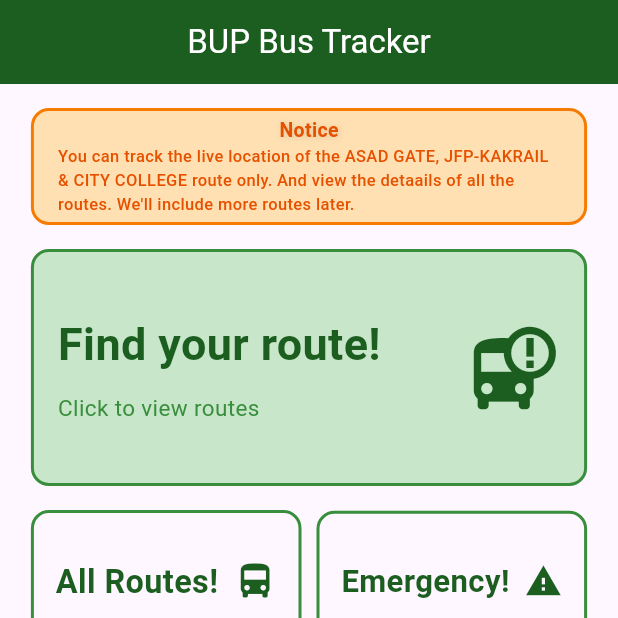
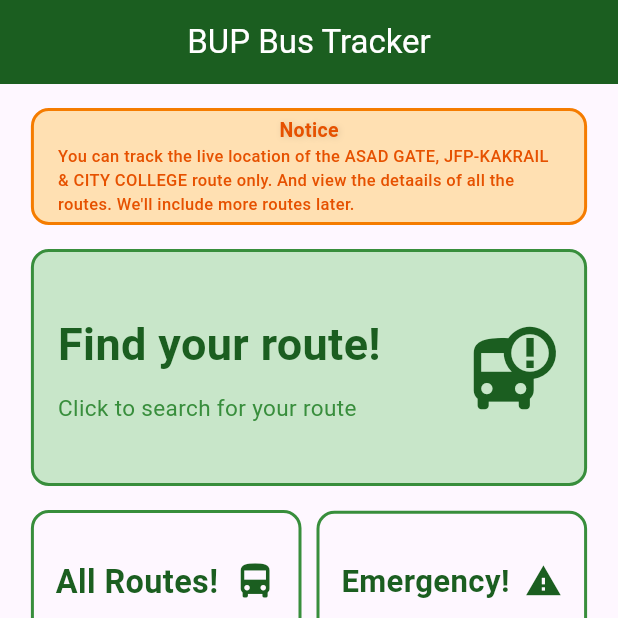
Before and after one commit to Samiul-Hossen-Sarkar-Santo/bus_tracker_user_app, a Flutter app: the screen it shows after launch, on a phone screen of 412 x 824 dp, the top half of it. Run offline on Flutter 3.47's test engine with Material 3 defaults, Android fonts, the phone set to English and light mode, and no system bars; our stand-ins replace firebase_core, firebase_database, google_maps_flutter, location, package_info_plus; missing offline and left inert: in_app_update; accounts and stored records are empty.

Commit message:
Refactor home screen layout and update notice text for clarity; remove unused image asset

```diff
--- a/lib/screens/home.dart
+++ b/lib/screens/home.dart
@@ -137,7 +137,8 @@ class _HomeState extends State<Home> {
             crossAxisAlignment: CrossAxisAlignment.start,
             children: [
               // Notice Section
-              Container(
+              Center(
+                child: Container(
                   margin: const EdgeInsets.only(top: 16.0),
                   padding: const EdgeInsets.only(
                       left: 16.0, top: 3.0, bottom: 4.0, right: 16.0),
@@ -177,6 +178,7 @@ class _HomeState extends State<Home> {
                     ],
                   ),
                 ),
+              ),
               const SizedBox(height: 16.0),
               // Find your route
               GestureDetector(
@@ -213,7 +215,7 @@ class _HomeState extends State<Home> {
                           ),
                           const SizedBox(height: 10.0),
                           Text(
-                            'Click to view routes',
+                            'Click to search for your route',
                             style: TextStyle(
                                 fontSize: 15.0, color: Colors.green[700]),
                           ),
```
Also changed, not shown: assets/images/JLRC.jpeg (deleted). Lines whose indentation alone changed are shown as unchanged.
